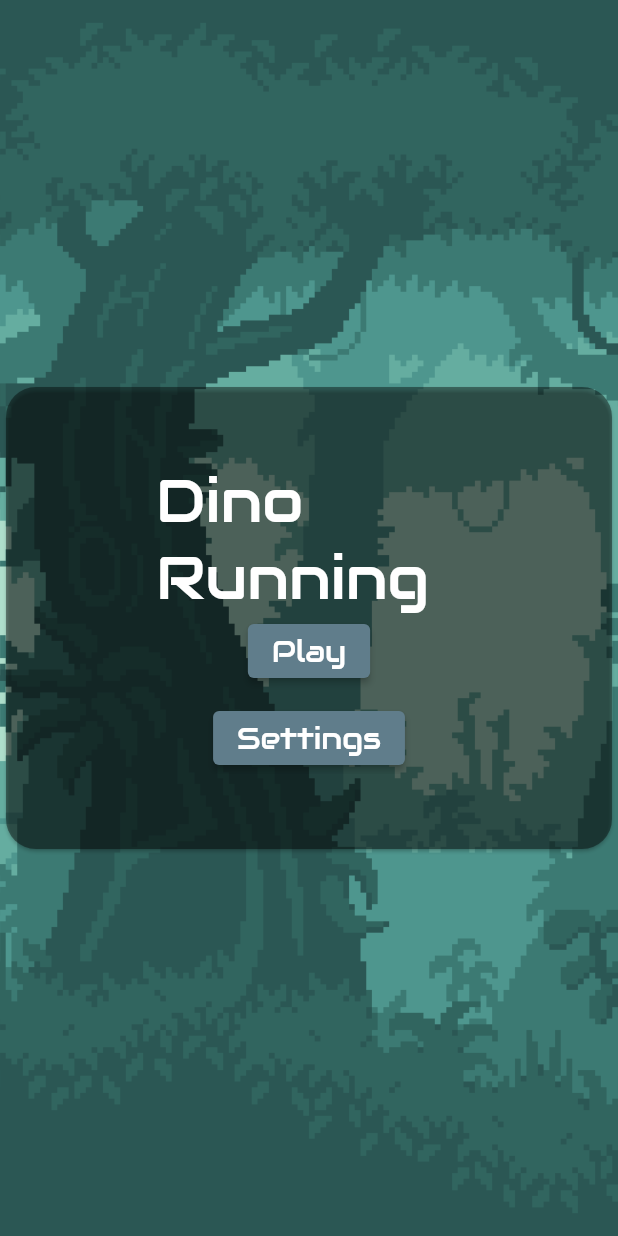
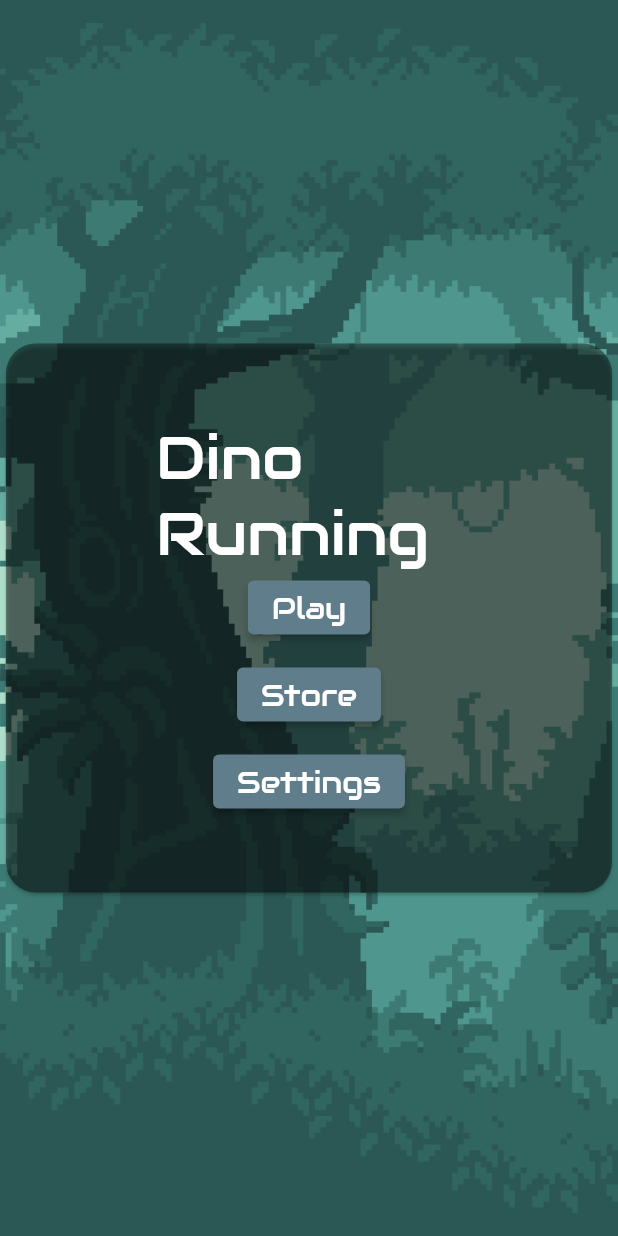
Before and after one commit to renant/dino_run_flutter, a Flutter app: the screen it shows after launch, on a phone screen of 412 x 824 dp. Run offline on Flutter 3.47's test engine with Material 2 defaults, Android fonts, the phone set to English and light mode, and no system bars; our stand-ins replace carousel_slider, hive; missing offline and left inert: flame, flame_audio; accounts and stored records are empty.

Commit message:
criando layout de compra de vidas

```diff
--- a/lib/game/constats.dart
+++ b/lib/game/constats.dart
@@ -4,6 +4,12 @@ const double numberOfTilesAlongWidth = 10;
 const double GRAVITY = 1000;
 
 const dinoPng = 'dino.png';
+
+const dinoBluePng = 'dinoBlue.png';
+const dinoGreenPng = 'dinoGreen.png';
+const dinoRedPng = 'dinoRed.png';
+const dinoYellowPng = 'dinoYellow.png';
+
 const angryPigGreenPng = 'AngryPig/Walk (36x30).png';
 const angryPigRedPng = 'AngryPig/Run (36x30).png';
 const batPng = 'Bat/Flying (46x30).png';
--- a/lib/game/dino.dart
+++ b/lib/game/dino.dart
@@ -1,3 +1,5 @@
+import 'package:dino_run/game/store_manager.dart';
+import 'package:flame/assets.dart';
 import 'package:flame/components.dart';
 import 'package:flame/extensions.dart';
 import 'package:flame/sprite.dart';
@@ -7,12 +9,36 @@ import 'package:flutter/widgets.dart' hide Image;
 import 'audio_manager.dart';
 import 'constats.dart';
 
+enum DinoType { Blue, Green, Red, Yellow }
+
+class DinoData {
+  final String image;
+
+  DinoData({
+    required this.image,
+  });
+}
+
 class Dino extends SpriteAnimationComponent {
-  SpriteAnimation? _idleAnimation;
+  DinoData? _myData;
+
+  static Map<DinoType, DinoData> _dinoDetails = {
+    DinoType.Blue: DinoData(
+      image: dinoBluePng,
+    ),
+    DinoType.Red: DinoData(
+      image: dinoRedPng,
+    ),
+    DinoType.Yellow: DinoData(
+      image: dinoYellowPng,
+    ),
+    DinoType.Green: DinoData(
+      image: dinoGreenPng,
+    )
+  };
+
   SpriteAnimation? _runAnimation;
-  SpriteAnimation? _kickAnimation;
   SpriteAnimation? _hitAnimation;
-  SpriteAnimation? _sprintAnimation;
   Timer? _timer;
   bool _isHit = false;
 
@@ -22,24 +48,16 @@ class Dino extends SpriteAnimationComponent {
   ValueNotifier<int>? life;
   ValueNotifier<int>? coins;
 
-  Dino(Image image) {
-    final spriteSheet =
-        SpriteSheet.fromColumnsAndRows(image: image, columns: 24, rows: 1);
-
-    _idleAnimation =
-        spriteSheet.createAnimation(row: 0, stepTime: 0.1, from: 0, to: 3);
+  Dino(DinoType type, Images images) {
+    _myData = _dinoDetails[type];
+    final spriteSheet = SpriteSheet.fromColumnsAndRows(
+        image: images.fromCache(_myData!.image), columns: 24, rows: 1);
 
     _runAnimation =
         spriteSheet.createAnimation(row: 0, stepTime: 0.1, from: 4, to: 10);
 
-    _kickAnimation =
-        spriteSheet.createAnimation(row: 0, stepTime: 0.1, from: 11, to: 13);
-
     _hitAnimation =
         spriteSheet.createAnimation(row: 0, stepTime: 0.1, from: 14, to: 16);
-
-    _sprintAnimation =
-        spriteSheet.createAnimation(row: 0, stepTime: 0.1, from: 17, to: 23);
 
     this.animation = _runAnimation;
     _timer = Timer(1, callback: () {
@@ -48,7 +66,7 @@ class Dino extends SpriteAnimationComponent {
 
     this.anchor = Anchor.center;
 
-    life = ValueNotifier(5);
+    life = ValueNotifier(StoreManager.instance.totalLifes!);
     coins = ValueNotifier(0);
   }
 
--- a/lib/game/store_manager.dart
+++ b/lib/game/store_manager.dart
@@ -1,5 +1,7 @@
 import 'package:flutter/foundation.dart';
 import 'package:hive/hive.dart';
+
+import 'dino.dart';
 
 class StoreManager {
   StoreManager._internal();
@@ -19,6 +21,10 @@ class StoreManager {
       store!.put('coins', 0);
     }
 
+    if (store!.get('selectedDino') == null) {
+      store!.put('selectedDino', DinoType.Green.index);
+    }
+
     _lifes = ValueNotifier(store!.get('lifes'));
     _coins = ValueNotifier(store!.get('coins'));
   }
@@ -27,6 +33,7 @@ class StoreManager {
 
   ValueNotifier<int>? _lifes;
   int? get totalLifes => _lifes!.value;
+  ValueNotifier<int>? get listenableLifes => _lifes;
   void setLifes(int lifes) {
     store!.put('lifes', lifes);
     _lifes!.value = lifes;
@@ -38,4 +45,10 @@ class StoreManager {
     store!.put('coins', coins);
     _coins!.value = coins;
   }
+
+  DinoType get selectedDino => DinoType.values[store!.get('selectedDino')];
+
+  void setSelectedDino(DinoType value) {
+    store!.put('selectedDino', value);
+  }
 }
--- a/lib/screens/main_menu.dart
+++ b/lib/screens/main_menu.dart
@@ -1,5 +1,6 @@
 import 'package:dino_run/widgets/menu.dart';
 import 'package:dino_run/widgets/settings.dart';
+import 'package:dino_run/widgets/store.dart';
 import 'package:flutter/material.dart';
 
 class MainMenu extends StatefulWidget {
@@ -10,12 +11,11 @@ class MainMenu extends StatefulWidget {
 }
 
 class _MainMenuState extends State<MainMenu> {
-  ValueNotifier<CrossFadeState>? _crossFadeStateNotifier;
+  String _menuOpt = 'Menu';
 
   @override
   void initState() {
     super.initState();
-    _crossFadeStateNotifier = ValueNotifier(CrossFadeState.showFirst);
   }
 
   @override
@@ -30,7 +30,8 @@ class _MainMenuState extends State<MainMenu> {
             fit: BoxFit.cover,
           ),
         ),
-        child: Center(
+        child: AnimatedSwitcher(
+          duration: const Duration(milliseconds: 500),
           child: Card(
             shape: RoundedRectangleBorder(
               borderRadius: BorderRadius.circular(20.0),
@@ -39,34 +40,49 @@ class _MainMenuState extends State<MainMenu> {
             child: Padding(
               padding:
                   const EdgeInsets.symmetric(horizontal: 100.0, vertical: 50.0),
-              child: ValueListenableBuilder(
-                valueListenable: _crossFadeStateNotifier!,
-                builder: (context, CrossFadeState value, child) {
-                  return AnimatedCrossFade(
-                    crossFadeState: value,
-                    duration: Duration(milliseconds: 300),
-                    firstChild: Menu(
-                      onSettingsPressed: showSettings,
-                    ),
-                    secondChild: Settings(
-                      onBackPressed: showMenu,
-                    ),
-                  );
-                },
-              ),
+              child: showOptions(),
             ),
+            key: new ValueKey<String>(_menuOpt),
           ),
         ),
       ),
     );
   }
 
-  void showMenu() {
-    _crossFadeStateNotifier!.value = CrossFadeState.showFirst;
+  showOptions() {
+    if (_menuOpt == 'Menu') {
+      return Menu(
+        onSettingsPressed: showSettings,
+        onStorePressed: showStore,
+      );
+    }
+    if (_menuOpt == 'Settings') {
+      return Settings(
+        onBackPressed: showMenu,
+      );
+    }
+    if (_menuOpt == 'Store') {
+      return Store(
+        onBackPressed: showMenu,
+      );
+    }
   }
 
-  /// When called will change the current menu to [Settings].
+  void showMenu() {
+    setState(() {
+      _menuOpt = 'Menu';
+    });
+  }
+
   void showSettings() {
-    _crossFadeStateNotifier!.value = CrossFadeState.showSecond;
+    setState(() {
+      _menuOpt = 'Settings';
+    });
+  }
+
+  void showStore() {
+    setState(() {
+      _menuOpt = 'Store';
+    });
   }
 }
--- a/lib/widgets/menu.dart
+++ b/lib/widgets/menu.dart
@@ -5,10 +5,12 @@ import 'package:flutter/material.dart';
 /// with play and settings buttons.
 class Menu extends StatelessWidget {
   final Function()? onSettingsPressed;
+  final Function()? onStorePressed;
 
   const Menu({
     Key? key,
     required this.onSettingsPressed,
+    required this.onStorePressed,
   }) : super(key: key);
 
   @override
@@ -41,6 +43,16 @@ class Menu extends StatelessWidget {
           style: ButtonStyle(
               backgroundColor: MaterialStateProperty.all(Colors.blueGrey)),
           child: Text(
+            'Store',
+            style: TextStyle(fontSize: 20.0),
+          ),
+          onPressed: onStorePressed,
+        ),
+        SizedBox(height: 10),
+        ElevatedButton(
+          style: ButtonStyle(
+              backgroundColor: MaterialStateProperty.all(Colors.blueGrey)),
+          child: Text(
             'Settings',
             style: TextStyle(fontSize: 20.0),
           ),
--- a/pubspec.yaml
+++ b/pubspec.yaml
@@ -31,6 +31,7 @@ dependencies:
   flame_audio: ^1.0.0-rc.1
   hive: ^2.0.4
   path_provider: ^2.0.2
+  carousel_slider: ^4.0.0
 
 dev_dependencies:
   flutter_test:
```
Also changed, not shown: lib/game/game.dart (+6 -2 lines), lib/widgets/store.dart (added, +169 -0 lines), assets/images/_dinoGreen.gif (added), assets/images/dinoBlue.gif (added), assets/images/dinoBlue.png (added), assets/images/dinoGreen.gif (added), assets/images/dinoGreen.png (added), assets/images/dinoRed.gif (added), assets/images/dinoRed.png (added), assets/images/dinoYellow.gif (added), assets/images/dinoYellow.png (added), pubspec.lock.
